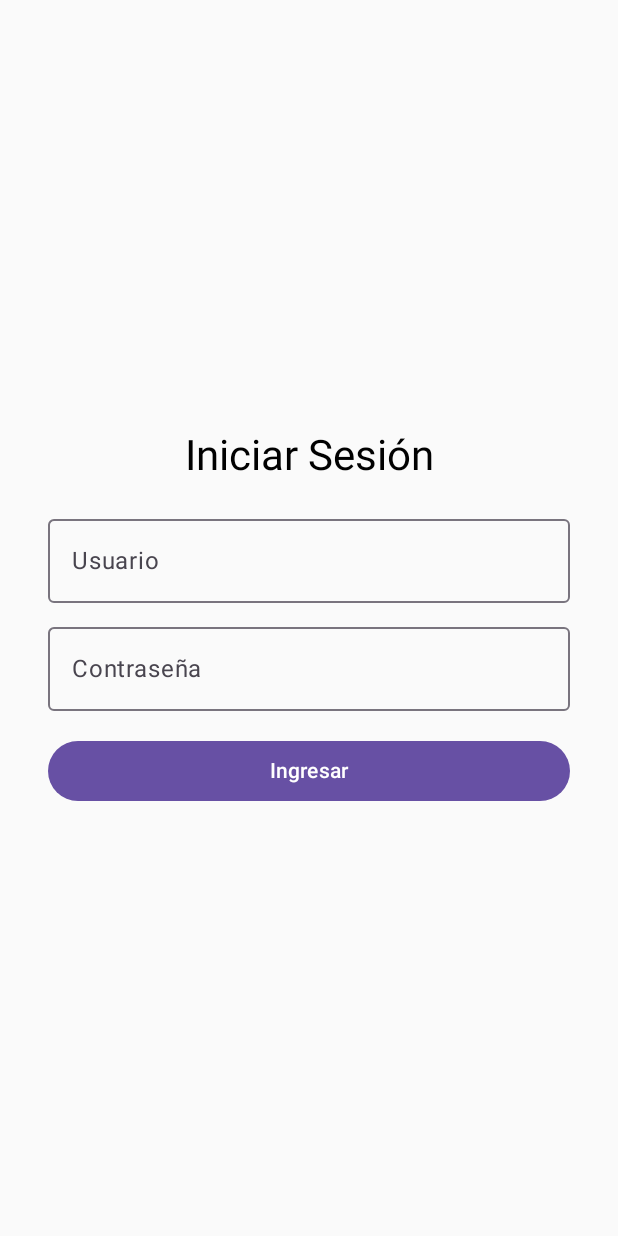
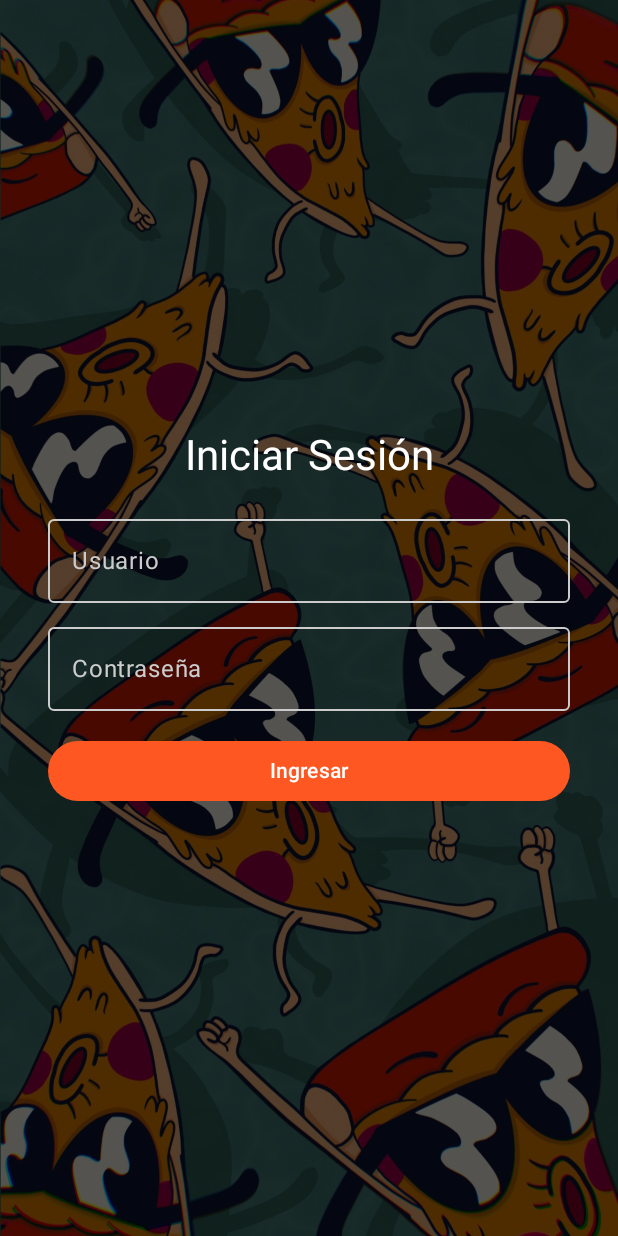
Before and after one commit to Wilsongomez11/AndroidFin, an Android app built with Jetpack Compose: the screen it shows after launch (MainActivity), on a phone screen of 412 x 824 dp. Run offline under Robolectric (Android 15) with nearby library versions, the light colour scheme and no system bars; 2 statements that could not run were skipped.

Commit message:
proyectoFinal

```diff
--- a/app/build.gradle.kts
+++ b/app/build.gradle.kts
@@ -70,7 +70,8 @@ dependencies {
     kapt ("com.google.dagger:hilt-compiler:2.48")
     implementation ("androidx.navigation:navigation-compose:2.7.5")
     implementation ("androidx.hilt:hilt-navigation-compose:1.1.0")
-
+    implementation ("androidx.compose.material3:material3:1.2.1")
+    implementation ("androidx.navigation:navigation-compose:2.7.0")
     implementation("io.coil-kt:coil-compose:2.4.0")
     implementation("com.squareup.retrofit2:retrofit:2.9.0")
     implementation("com.squareup.retrofit2:converter-gson:2.9.0")
@@ -97,8 +98,3 @@ dependencies {
     debugImplementation("androidx.compose.ui:ui-tooling:1.0.0")
     debugImplementation("androidx.compose.ui:ui-test-manifest:1.0.0")
 }
-
-private fun DependencyHandlerScope.kapt(string: String) {
-
-
-}
--- a/app/src/main/java/com/example/proyectofinal/Api/ApiClient.kt
+++ b/app/src/main/java/com/example/proyectofinal/Api/ApiClient.kt
@@ -1,4 +1,4 @@
-package com.example.proyectofinal.Api
+package com.example.proyectofinal.Apia
 
 import com.example.proyectofinal.ApiService
 import okhttp3.OkHttpClient
--- a/app/src/main/java/com/example/proyectofinal/ViewModel/AdministradorViewModel.kt
+++ b/app/src/main/java/com/example/proyectofinal/ViewModel/AdministradorViewModel.kt
@@ -2,8 +2,7 @@ package com.example.proyectofinal.ViewModel
 
 import androidx.lifecycle.ViewModel
 import androidx.lifecycle.viewModelScope
-import androidx.lifecycle.viewmodel.compose.viewModel
-import com.example.proyectofinal.Api.ApiClient
+import com.example.proyectofinal.Apia.ApiClient
 import com.example.proyectofinal.Model.Administrador
 import kotlinx.coroutines.flow.MutableStateFlow
 import kotlinx.coroutines.flow.StateFlow
--- a/app/src/main/java/com/example/proyectofinal/ViewModel/ProveedorViewModel.kt
+++ b/app/src/main/java/com/example/proyectofinal/ViewModel/ProveedorViewModel.kt
@@ -4,7 +4,7 @@ import com.example.proyectofinal.Api.RetrofitClient
 
 import androidx.lifecycle.ViewModel
 import androidx.lifecycle.viewModelScope
-import com.example.proyectofinal.Api.ApiClient
+import com.example.proyectofinal.Apia.ApiClient
 import com.example.proyectofinal.Model.Proveedor
 import kotlinx.coroutines.flow.MutableStateFlow
 import kotlinx.coroutines.flow.StateFlow
--- a/app/src/main/java/com/example/proyectofinal/login/LoginScreen.kt
+++ b/app/src/main/java/com/example/proyectofinal/login/LoginScreen.kt
@@ -1,18 +1,26 @@
 package com.example.proyectofinal.login
 
+import android.widget.Toast
+import androidx.compose.foundation.Image
+import androidx.compose.foundation.background
 import androidx.compose.foundation.layout.*
 import androidx.compose.material3.*
+import androidx.compose.material3.ButtonDefaults
+import androidx.compose.material3.OutlinedTextFieldDefaults
 import androidx.compose.runtime.*
 import androidx.compose.ui.Alignment
 import androidx.compose.ui.Modifier
+import androidx.compose.ui.graphics.Color
+import androidx.compose.ui.layout.ContentScale
 import androidx.compose.ui.platform.LocalContext
+import androidx.compose.ui.res.painterResource
 import androidx.compose.ui.text.input.PasswordVisualTransformation
 import androidx.compose.ui.unit.dp
 import androidx.lifecycle.viewmodel.compose.viewModel
 import androidx.navigation.NavHostController
-import com.example.proyectofinal.Model.Administrador
 import com.example.proyectofinal.admin.AuthViewModel
-import android.widget.Toast
+import com.example.proyectofinal.R
+
 
 @OptIn(ExperimentalMaterial3Api::class)
 @Composable
@@ -26,6 +34,22 @@ fun LoginScreen(
     var password by remember { mutableStateOf("") }
     var errorMessage by remember { mutableStateOf<String?>(null) }
 
+    val background = painterResource(id = R.drawable.pizza_background)
+
+    Box(modifier = Modifier.fillMaxSize()) {
+        Image(
+            painter = background,
+            contentDescription = "Fondo divertido de Pizza Steve",
+            contentScale = ContentScale.Crop,
+            modifier = Modifier.matchParentSize()
+        )
+
+        Box(
+            modifier = Modifier
+                .matchParentSize()
+                .background(Color(0xAA000000))
+        )
+
         Column(
             modifier = Modifier
                 .fillMaxSize()
@@ -33,15 +57,29 @@ fun LoginScreen(
             verticalArrangement = Arrangement.Center,
             horizontalAlignment = Alignment.CenterHorizontally
         ) {
-        Text("Iniciar Sesión", style = MaterialTheme.typography.headlineMedium)
+            Text(
+                "Iniciar Sesión",
+                style = MaterialTheme.typography.headlineMedium,
+                color = Color.White
+            )
 
             Spacer(modifier = Modifier.height(16.dp))
 
             OutlinedTextField(
                 value = username,
                 onValueChange = { username = it },
-            label = { Text("Usuario") },
-            modifier = Modifier.fillMaxWidth()
+                label = { Text("Usuario", color = Color.LightGray) },
+                modifier = Modifier.fillMaxWidth(),
+                colors = OutlinedTextFieldDefaults.colors(
+                    focusedBorderColor = Color.White,
+                    unfocusedBorderColor = Color.LightGray,
+                    textColor = Color.White,
+                    focusedLabelColor = Color.White,
+                    unfocusedLabelColor = Color.LightGray,
+                    cursorColor = Color.White,
+                    disabledBorderColor = Color.Gray,
+                    errorBorderColor = Color.Red
+                )
             )
 
             Spacer(modifier = Modifier.height(8.dp))
@@ -49,9 +87,19 @@ fun LoginScreen(
             OutlinedTextField(
                 value = password,
                 onValueChange = { password = it },
-            label = { Text("Contraseña") },
+                label = { Text("Contraseña", color = Color.LightGray) },
                 visualTransformation = PasswordVisualTransformation(),
-            modifier = Modifier.fillMaxWidth()
+                modifier = Modifier.fillMaxWidth(),
+                colors = OutlinedTextFieldDefaults.colors(
+                    focusedBorderColor = Color.White,
+                    unfocusedBorderColor = Color.LightGray,
+                    textColor = Color.White,
+                    focusedLabelColor = Color.White,
+                    unfocusedLabelColor = Color.LightGray,
+                    cursorColor = Color.White,
+                    disabledBorderColor = Color.Gray,
+                    errorBorderColor = Color.Red
+                )
             )
 
             Spacer(modifier = Modifier.height(16.dp))
@@ -61,19 +109,23 @@ fun LoginScreen(
                     if (viewModel.validateCredentials(username, password)) {
                         val admin = viewModel.getAdministrador()
                         Toast.makeText(context, "Bienvenido ${admin.nombre}", Toast.LENGTH_SHORT).show()
-                    onLoginSuccess() // Usamos la navegación desde AppNavigation
+                        onLoginSuccess()
                     } else {
                         errorMessage = "Credenciales inválidas"
                     }
                 },
-            modifier = Modifier.fillMaxWidth()
+                modifier = Modifier.fillMaxWidth(),
+                colors = ButtonDefaults.buttonColors(
+                    containerColor = Color(0xFFFF5722)
+                )
             ) {
-            Text("Ingresar")
+                Text("Ingresar", color = Color.White)
             }
 
             errorMessage?.let {
                 Spacer(modifier = Modifier.height(8.dp))
-            Text(it, color = MaterialTheme.colorScheme.error)
+                Text(it, color = Color.Red)
             }
         }
     }
+}
--- a/build.gradle.kts
+++ b/build.gradle.kts
@@ -1,8 +1,5 @@
-// Top-level build file where you can add configuration options common to all sub-projects/modules.
 plugins {
     alias(libs.plugins.android.application) apply false
     alias(libs.plugins.kotlin.android) apply false
     alias(libs.plugins.kotlin.compose) apply false
-
-
 }
```
Also changed, not shown: app/src/main/res/drawable/pizza_background.jpg (added). Lines whose indentation alone changed are shown as unchanged.
